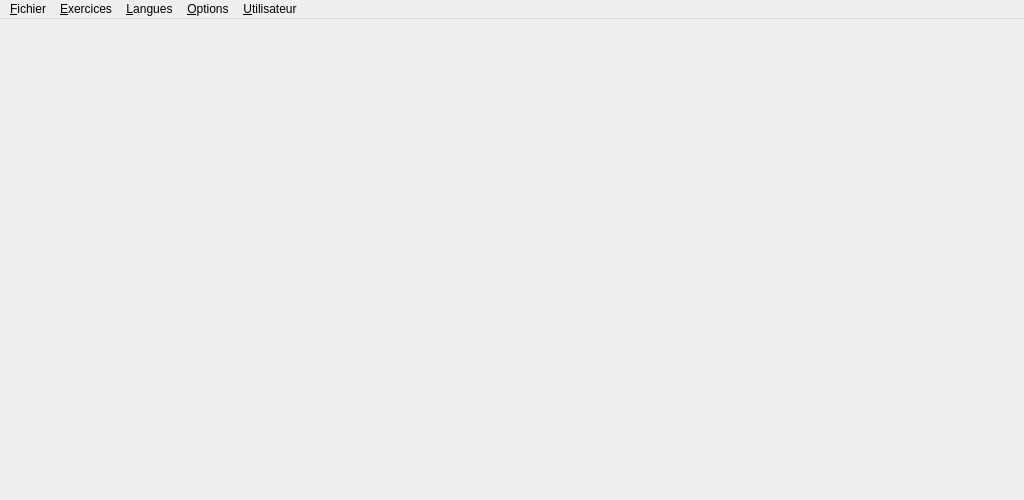
This is mainwindow.ui in Txikilinux/leterrier-mulot as Qt 5 draws it before an edit. The edited form follows.
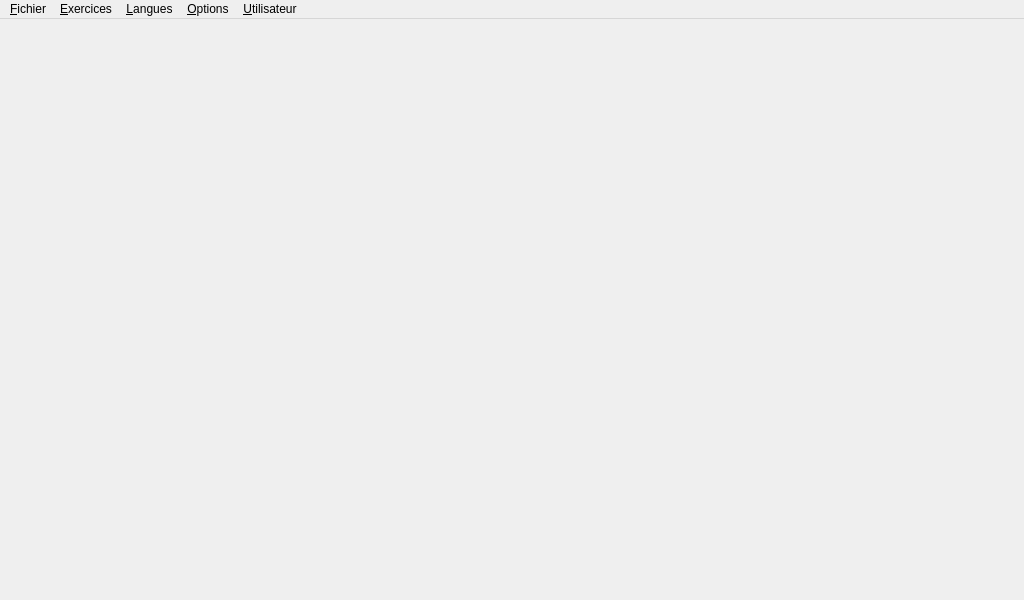
This is the edited form. Custom widgets are drawn as their Qt base class.

Commit message: Correction bug d'affichage lorsqu'on minimise la fenêtre

The edit to the form file:
```diff
--- a/mainwindow.ui
+++ b/mainwindow.ui
@@ -7,7 +7,7 @@
     <x>0</x>
     <y>0</y>
     <width>1024</width>
-    <height>500</height>
+    <height>600</height>
    </rect>
   </property>
   <property name="minimumSize">
```
Left out of the diff: 2 changed lines with no effect on the pictures.
